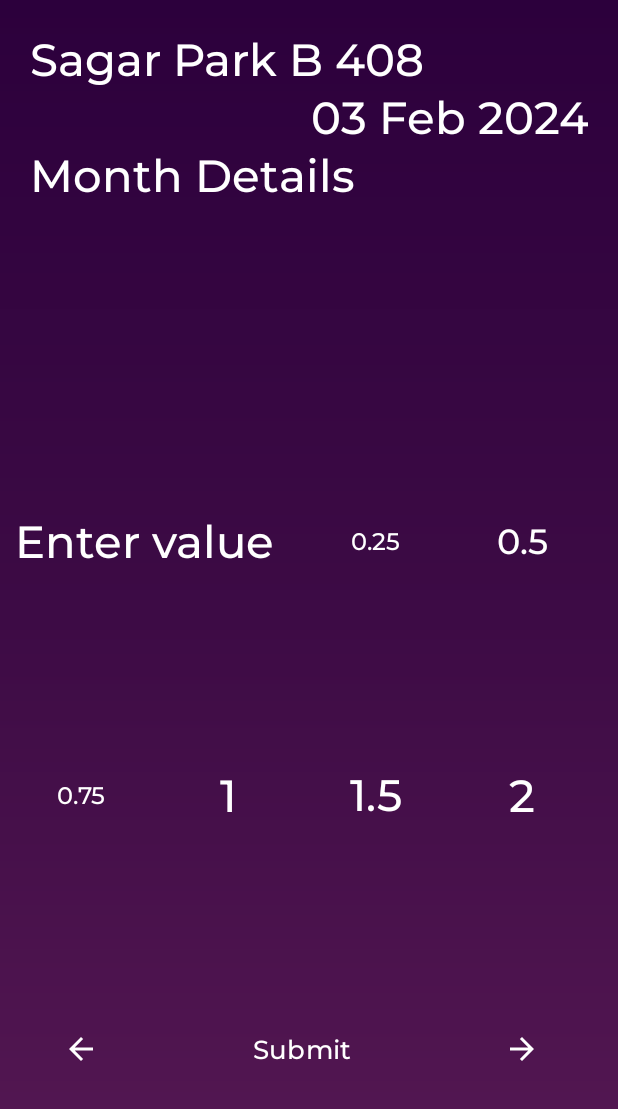
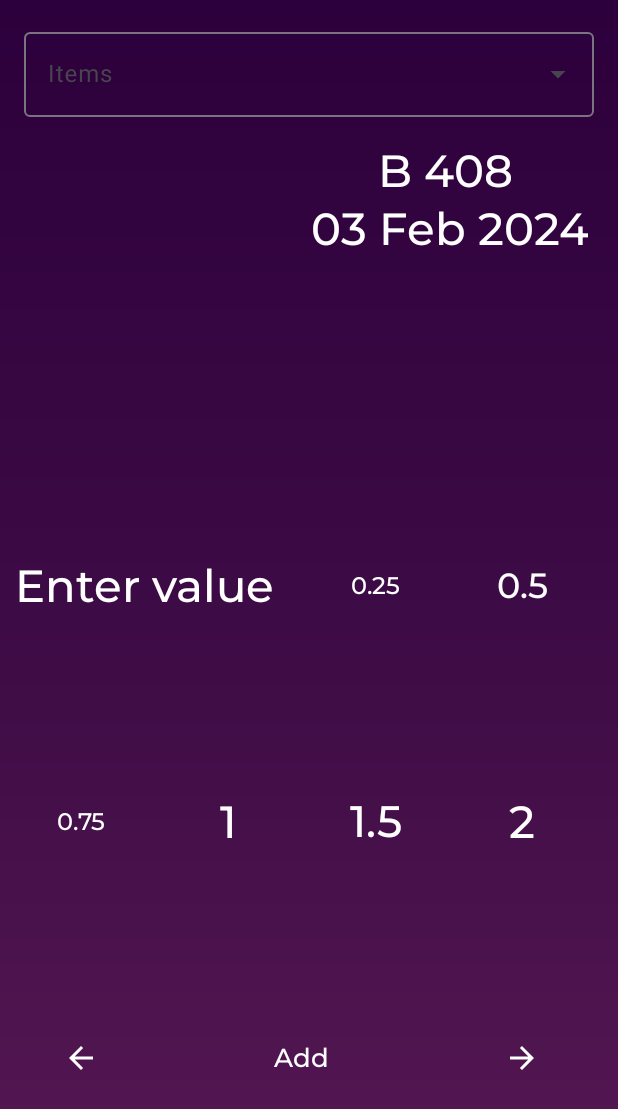
Before and after one commit to tarunj292/MilkManager, an Android app: the layout activity_customer_milk_entry.xml on its own in the app's theme, with its tools: preview values and no code run, on a phone screen of 412 x 824 dp. Shown: the top 1109 px of the screen. Run offline under Robolectric (Android 15) with nearby library versions, the phone set to English and light mode, and no system bars.

Commit message:
able to retrive entries

```diff
--- a/app/build.gradle.kts
+++ b/app/build.gradle.kts
@@ -1,6 +1,7 @@
 plugins {
     id("com.android.application")
     id("org.jetbrains.kotlin.android")
+    id("com.google.gms.google-services")
 }
 
 android {
@@ -44,6 +45,7 @@ dependencies {
     implementation("androidx.appcompat:appcompat:1.6.1")
     implementation("com.google.android.material:material:1.11.0")
     implementation("androidx.constraintlayout:constraintlayout:2.1.4")
+    implementation("com.google.firebase:firebase-database:20.3.0")
     testImplementation("junit:junit:4.13.2")
     androidTestImplementation("androidx.test.ext:junit:1.1.5")
     androidTestImplementation("androidx.test.espresso:espresso-core:3.5.1")
--- a/app/src/main/java/com/example/milkmanager/MainActivity.kt
+++ b/app/src/main/java/com/example/milkmanager/MainActivity.kt
@@ -2,6 +2,11 @@ package com.example.milkmanager
 
 import androidx.appcompat.app.AppCompatActivity
 import android.os.Bundle
+import android.view.View
+import android.widget.AdapterView
+import android.widget.ArrayAdapter
+import android.widget.AutoCompleteTextView
+import android.widget.Toast
 
 class MainActivity : AppCompatActivity() {
     override fun onCreate(savedInstanceState: Bundle?) {
--- /dev/null
+++ b/app/src/main/res/drawable/drop_down.xml
@@ -0,0 +1,5 @@
+<vector android:autoMirrored="true" android:height="34dp" android:tint="@color/white"
+    android:viewportHeight="24" android:viewportWidth="24"
+    android:width="34dp" xmlns:android="http://schemas.android.com/apk/res/android">
+    <path android:fillColor="@android:color/white" android:pathData="M12,2C6.48,2 2,6.48 2,12s4.48,10 10,10 10,-4.48 10,-10S17.52,2 12,2zM12,14l-4,-4h8l-4,4z"/>
+</vector>
--- /dev/null
+++ b/app/src/main/res/drawable/next.xml
@@ -0,0 +1,5 @@
+<vector android:autoMirrored="true" android:height="34dp" android:tint="@color/white"
+    android:viewportHeight="24" android:viewportWidth="24"
+    android:width="34dp" xmlns:android="http://schemas.android.com/apk/res/android">
+    <path android:fillColor="@android:color/white" android:pathData="M22,12c0,-5.52 -4.48,-10 -10,-10S2,6.48 2,12c0,5.52 4.48,10 10,10S22,17.52 22,12zM12,13l-4,0v-2l4,0V8l4,4l-4,4V13z"/>
+</vector>
--- /dev/null
+++ b/app/src/main/res/drawable/previous.xml
@@ -0,0 +1,5 @@
+<vector android:autoMirrored="true" android:height="34dp" android:tint="@color/white"
+    android:viewportHeight="24" android:viewportWidth="24"
+    android:width="34dp" xmlns:android="http://schemas.android.com/apk/res/android">
+    <path android:fillColor="@android:color/white" android:pathData="M2,12c0,5.52 4.48,10 10,10s10,-4.48 10,-10c0,-5.52 -4.48,-10 -10,-10C6.48,2 2,6.48 2,12zM12,11l4,0v2l-4,0l0,3l-4,-4l4,-4L12,11z"/>
+</vector>
--- a/app/src/main/res/layout/activity_customer_milk_entry.xml
+++ b/app/src/main/res/layout/activity_customer_milk_entry.xml
@@ -7,45 +7,70 @@
     android:background="@drawable/background"
     tools:context=".CustomerMilkEntry">
 
-    <!--  Customer Name  -->
+    <LinearLayout
+        android:id="@+id/linearLayout"
+        android:layout_width="match_parent"
+        android:layout_height="wrap_content"
+        android:orientation="vertical"
+        android:focusableInTouchMode="true"
+        app:layout_constraintTop_toTopOf="parent">
+
+        <com.google.android.material.textfield.TextInputLayout
+            android:layout_width="match_parent"
+            android:layout_height="wrap_content"
+            android:layout_margin="16dp"
+            style="@style/Widget.Material3.TextInputLayout.OutlinedBox.ExposedDropdownMenu">
+
+            <AutoCompleteTextView
+                android:id="@+id/auto_complete"
+                android:layout_width="match_parent"
+                android:layout_height="wrap_content"
+                android:hint="@string/item_label"
+                android:textColorHint="@color/white"
+                android:inputType="none"
+                tools:ignore="SpeakableTextPresentCheck" />
+
+        </com.google.android.material.textfield.TextInputLayout>
+
+    </LinearLayout>
+
+<!--    <TextView-->
+<!--        android:id="@+id/buildingName"-->
+<!--        android:layout_width="wrap_content"-->
+<!--        android:layout_height="wrap_content"-->
+<!--        android:layout_marginTop="20dp"-->
+<!--        android:layout_marginEnd="70dp"-->
+<!--        android:fontFamily="@font/montserrat_medium"-->
+<!--        android:gravity="start"-->
+<!--        android:text="@string/cust_name"-->
+<!--        android:textColor="@color/white"-->
+<!--        android:textSize="30sp"-->
+<!--        app:layout_constraintEnd_toEndOf="parent"-->
+<!--        app:layout_constraintTop_toTopOf="parent" />-->
+
     <TextView
         android:id="@+id/custName"
-        android:layout_width="match_parent"
+        android:layout_width="wrap_content"
         android:layout_height="wrap_content"
-        android:layout_marginHorizontal="20dp"
-        android:layout_marginTop="20dp"
+        android:layout_marginEnd="70dp"
         android:fontFamily="@font/montserrat_medium"
-        android:gravity="start"
-        android:text="Sagar Park B 408"
+        android:text="B 408"
         android:textColor="@color/white"
         android:textSize="30sp"
-        app:layout_constraintTop_toTopOf="parent"
-        tools:layout_editor_absoluteX="20dp" />
+        app:layout_constraintEnd_toEndOf="parent"
+        app:layout_constraintTop_toBottomOf="@+id/linearLayout" />
 
     <TextView
         android:id="@+id/today"
         android:layout_width="match_parent"
         android:layout_height="wrap_content"
         android:layout_marginHorizontal="20dp"
+        android:gravity="end"
         android:fontFamily="@font/montserrat_medium"
-        android:gravity="end"
-        android:text="03 Feb 2024"
+        android:text="@string/current_date"
         android:textColor="@color/white"
         android:textSize="30sp"
         app:layout_constraintTop_toBottomOf="@+id/custName"
-        tools:layout_editor_absoluteX="20dp" />
-
-    <!--  Month  -->
-    <TextView
-        android:id="@+id/month"
-        android:layout_width="match_parent"
-        android:layout_height="wrap_content"
-        android:layout_marginHorizontal="20dp"
-        android:fontFamily="@font/montserrat_medium"
-        android:text="Month Details"
-        android:textColor="@color/white"
-        android:textSize="30sp"
-        app:layout_constraintTop_toBottomOf="@+id/today"
         tools:layout_editor_absoluteX="20dp" />
 
     <androidx.recyclerview.widget.RecyclerView
@@ -54,7 +79,7 @@
         android:layout_height="100dp"
         android:layout_marginHorizontal="20dp"
         android:fontFamily="@font/montserrat_medium"
-        app:layout_constraintTop_toBottomOf="@+id/month"
+        app:layout_constraintTop_toBottomOf="@+id/today"
         tools:layout_editor_absoluteX="20dp" />
 
     <GridLayout
@@ -77,7 +102,7 @@
             android:layout_marginEnd="10dp"
             android:background="@android:color/transparent"
             android:fontFamily="@font/montserrat_medium"
-            android:hint="Enter value"
+            android:hint="@string/enter_value"
             android:textColorHint="@color/white"
             android:textSize="30sp"
             app:cornerRadius="15dp"/>
@@ -91,7 +116,7 @@
             android:layout_marginEnd="10dp"
             android:background="@android:color/transparent"
             android:fontFamily="@font/montserrat_medium"
-            android:text="0.25"
+            android:text="@string/_0_25"
             android:textSize="16sp"
             app:cornerRadius="15dp"/>
         <com.google.android.material.button.MaterialButton
@@ -104,7 +129,7 @@
             android:layout_marginEnd="10dp"
             android:background="@android:color/transparent"
             android:fontFamily="@font/montserrat_medium"
-            android:text="0.5"
+            android:text="@string/_0_5"
             android:textSize="23sp"
             app:cornerRadius="15dp"/>
         <com.google.android.material.button.MaterialButton
@@ -117,7 +142,7 @@
             android:layout_marginEnd="10dp"
             android:background="@android:color/transparent"
             android:fontFamily="@font/montserrat_medium"
-            android:text="0.75"
+            android:text="@string/_0_75"
             android:textSize="16sp"
             app:cornerRadius="15dp"/>
         <com.google.android.material.button.MaterialButton
@@ -130,7 +155,7 @@
             android:layout_marginEnd="10dp"
             android:background="@android:color/transparent"
             android:fontFamily="@font/montserrat_medium"
-            android:text="1"
+            android:text="@string/_1"
             android:textSize="30sp"
             app:cornerRadius="15dp"/>
         <com.google.android.material.button.MaterialButton
@@ -143,7 +168,7 @@
             android:layout_marginEnd="10dp"
             android:background="@android:color/transparent"
             android:fontFamily="@font/montserrat_medium"
-            android:text="1.5"
+            android:text="@string/_1_5"
             android:textSize="29sp"
             app:cornerRadius="15dp"/>
         <com.google.android.material.button.MaterialButton
@@ -156,7 +181,7 @@
             android:layout_marginEnd="10dp"
             android:background="@android:color/transparent"
             android:fontFamily="@font/montserrat_medium"
-            android:text="2"
+            android:text="@string/_2"
             android:textSize="30sp"
             app:cornerRadius="15dp"/>
 
@@ -172,7 +197,7 @@
             android:fontFamily="@font/montserrat_medium"
             android:src="@drawable/go_back"
             app:cornerRadius="15dp"
-            android:contentDescription="Go Back"/>
+            android:contentDescription="@string/go_back"/>
         <com.google.android.material.button.MaterialButton
             android:id="@+id/btnQty"
             android:layout_width="0dp"
@@ -183,7 +208,7 @@
             android:layout_marginEnd="10dp"
             android:background="@android:color/transparent"
             android:fontFamily="@font/montserrat_medium"
-            android:text="Submit"
+            android:text="@string/add"
             android:textSize="17sp"
             app:cornerRadius="15dp"/>
         <ImageButton
@@ -195,10 +220,9 @@
             android:layout_columnWeight="1"
             android:layout_marginEnd="10dp"
             android:background="@android:color/transparent"
-            android:fontFamily="@font/montserrat_medium"
             android:src="@drawable/go_forward"
             app:cornerRadius="15dp"
-            android:contentDescription="Go Forward"/>
+            android:contentDescription="@string/go_forward"/>
 
 
 
--- a/app/src/main/res/layout/entries_layout.xml
+++ b/app/src/main/res/layout/entries_layout.xml
@@ -11,7 +11,7 @@
 
         <TextView
             android:id="@+id/entriesLayoutDate"
-            android:layout_width="30dp"
+            android:layout_width="36dp"
             android:layout_height="40dp"
             android:textStyle="bold"
             android:text="31"
@@ -20,10 +20,10 @@
 
         <TextView
             android:id="@+id/entriesTextView"
-            android:layout_width="30dp"
+            android:layout_width="36dp"
             android:layout_height="20dp"
             android:textStyle="bold"
-            android:text="99"
+            android:text="99.75"
             android:layout_gravity="center"
             android:gravity="center"/>
 
--- a/app/src/main/res/values/strings.xml
+++ b/app/src/main/res/values/strings.xml
@@ -1,3 +1,20 @@
 <resources>
     <string name="app_name">MilkManager</string>
+    <string name="previous">Previous</string>
+    <string name="next">Next</string>
+    <string name="cust_name">Sagar Park B 408</string>
+    <string name="current_date">03 Feb 2024</string>
+    <string name="enter_value">Enter value</string>
+    <string name="go_forward">Go Forward</string>
+    <string name="submit">Submit</string>
+    <string name="go_back">Go Back</string>
+    <string name="_2">2</string>
+    <string name="_1">1</string>
+    <string name="_0_75">0.75</string>
+    <string name="_1_5">1.5</string>
+    <string name="_0_5">0.5</string>
+    <string name="month_details">Month Details</string>
+    <string name="_0_25">0.25</string>
+    <string name="add">Add</string>
+    <string name="item_label">Items</string>
 </resources>
--- a/build.gradle.kts
+++ b/build.gradle.kts
@@ -1,3 +1,8 @@
+buildscript {
+    dependencies {
+        classpath("com.google.gms:google-services:4.4.0")
+    }
+}
 // Top-level build file where you can add configuration options common to all sub-projects/modules.
 plugins {
     id("com.android.application") version "8.1.1" apply false
```
Also changed, not shown: app/src/main/java/com/example/milkmanager/CustomerMilkEntry.kt (+68 -26 lines), app/src/main/res/layout/list_item.xml (added, +12 -0 lines).
